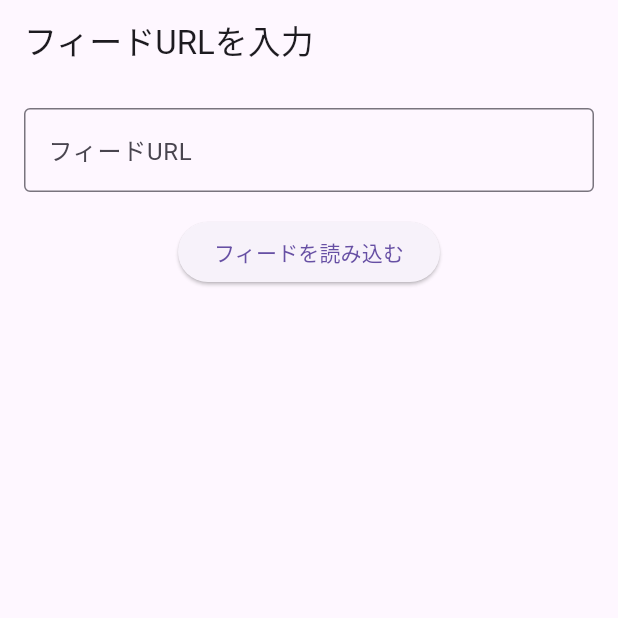
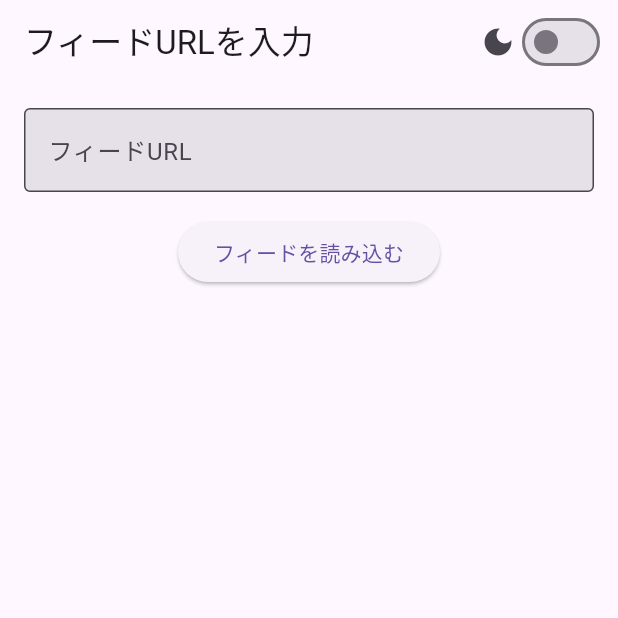
Before and after one commit to On-iR/rss_reader_app, a Flutter app: the screen it shows after launch, on a phone screen of 412 x 824 dp, the top half of it. Run offline on Flutter 3.47's test engine with Material 3 defaults, Android fonts, the phone set to English and light mode, and no system bars; our stand-ins replace cached_network_image; missing offline and left inert: webfeed_plus.

Commit message:
ダークモードの追加

```diff
--- a/lib/main.dart
+++ b/lib/main.dart
@@ -3,6 +3,7 @@
 import 'package:flutter/material.dart';
 import 'package:provider/provider.dart';
 import 'providers/feed_provider.dart';
+import 'providers/theme_provider.dart';
 import 'pages/feed_url_input_page.dart';
 
 void main() {
@@ -15,14 +16,33 @@ class MyApp extends StatelessWidget {
 
   @override
   Widget build(BuildContext context) {
-    return ChangeNotifierProvider<FeedProvider>(
-      create: (_) => FeedProvider(),
-      child: MaterialApp(
-        title: 'フィードリーダー',
-        theme: ThemeData(
-          primarySwatch: Colors.blue,
+    return MultiProvider(
+      providers: [
+        ChangeNotifierProvider<FeedProvider>(
+          create: (_) => FeedProvider(),
         ),
-        home: const FeedUrlInputPage(),
+        ChangeNotifierProvider<ThemeProvider>(
+          create: (_) => ThemeProvider(),
+        ),
+      ],
+      child: Consumer<ThemeProvider>(
+        builder: (context, themeProvider, child) {
+          return MaterialApp(
+            title: 'フィードリーダー',
+            theme: ThemeData(
+              primarySwatch: Colors.blue,
+              brightness: Brightness.light,
+              // 必要に応じてカスタムライトテーマを追加
+            ),
+            darkTheme: ThemeData(
+              primarySwatch: Colors.blue,
+              brightness: Brightness.dark,
+              // 必要に応じてカスタムダークテーマを追加
+            ),
+            themeMode: themeProvider.themeMode, // 現在のテーマモードを設定
+            home: const FeedUrlInputPage(),
+          );
+        },
       ),
     );
   }
--- a/lib/pages/feed_url_input_page.dart
+++ b/lib/pages/feed_url_input_page.dart
@@ -3,6 +3,7 @@
 import 'package:flutter/material.dart';
 import 'package:provider/provider.dart';
 import '../providers/feed_provider.dart';
+import '../providers/theme_provider.dart';
 import 'feed_list_page.dart';
 
 /// フィードURLを入力する画面
@@ -69,9 +70,25 @@ class _FeedUrlInputPageState extends State<FeedUrlInputPage> {
 
   @override
   Widget build(BuildContext context) {
+    final themeProvider = Provider.of<ThemeProvider>(context);
+
     return Scaffold(
       appBar: AppBar(
         title: const Text('フィードURLを入力'),
+        actions: [
+          Row(
+            children: [
+              const Icon(Icons.dark_mode),
+              Switch(
+                value: themeProvider.themeMode == ThemeMode.dark,
+                onChanged: (value) {
+                  themeProvider.toggleTheme(value);
+                },
+              ),
+              const SizedBox(width: 8),
+            ],
+          ),
+        ],
       ),
       body: Padding(
         padding: const EdgeInsets.all(16.0),
@@ -83,10 +100,13 @@ class _FeedUrlInputPageState extends State<FeedUrlInputPage> {
                   children: [
                     TextFormField(
                       controller: _controller,
-                      decoration: const InputDecoration(
+                      decoration: InputDecoration(
                         labelText: 'フィードURL',
                         hintText: 'https://example.com/feed',
-                        border: OutlineInputBorder(),
+                        border: const OutlineInputBorder(),
+                        filled: true,
+                        fillColor:
+                            Theme.of(context).inputDecorationTheme.fillColor,
                       ),
                       keyboardType: TextInputType.url,
                       validator: (value) {
--- /dev/null
+++ b/lib/providers/theme_provider.dart
@@ -0,0 +1,18 @@
+// lib/providers/theme_provider.dart
+
+import 'package:flutter/material.dart';
+
+/// テーマの状態を管理するプロバイダークラス
+class ThemeProvider with ChangeNotifier {
+  /// 現在のテーマモード
+  ThemeMode _themeMode = ThemeMode.light;
+
+  /// 現在のテーマモードを取得
+  ThemeMode get themeMode => _themeMode;
+
+  /// テーマモードを設定
+  void toggleTheme(bool isDarkMode) {
+    _themeMode = isDarkMode ? ThemeMode.dark : ThemeMode.light;
+    notifyListeners();
+  }
+}
```
Also changed, not shown: lib/pages/feed_list_page.dart (+14 -4 lines), lib/widgets/feed_card.dart (+7 -1 lines).
